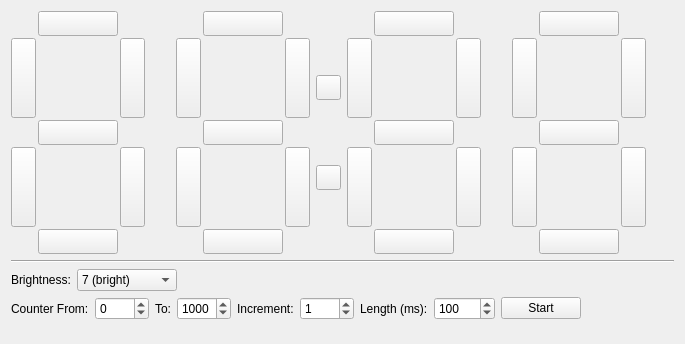
Qt form src/brickv/plugin_system/plugins/segment_display_4x7/ui/segment_display_4x7.ui (Tinkerforge/brickv) before a commit.
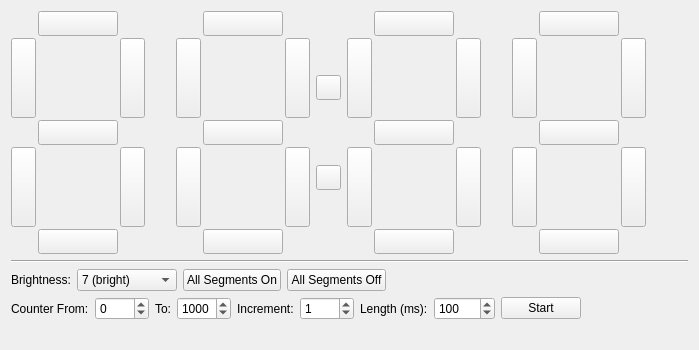
The same form after that commit.

Commit message: segment-display-4x7: Add all segments on/off buttons

```diff
--- a/src/brickv/plugin_system/plugins/segment_display_4x7/ui/segment_display_4x7.ui
+++ b/src/brickv/plugin_system/plugins/segment_display_4x7/ui/segment_display_4x7.ui
@@ -6,8 +6,8 @@
    <rect>
     <x>0</x>
     <y>0</y>
-    <width>685</width>
-    <height>344</height>
+    <width>699</width>
+    <height>350</height>
    </rect>
   </property>
   <property name="windowTitle">
@@ -956,6 +956,20 @@
        </item>
       </widget>
      </item>
+     <item>
+      <widget class="QPushButton" name="button_all_segments_on">
+       <property name="text">
+        <string>All Segments On</string>
+       </property>
+      </widget>
+     </item>
+     <item>
+      <widget class="QPushButton" name="button_all_segments_off">
+       <property name="text">
+        <string>All Segments Off</string>
+       </property>
+      </widget>
+     </item>
      <item>
       <spacer name="horizontalSpacer_2">
        <property name="orientation">
```
The commit also changes 1 other file.
